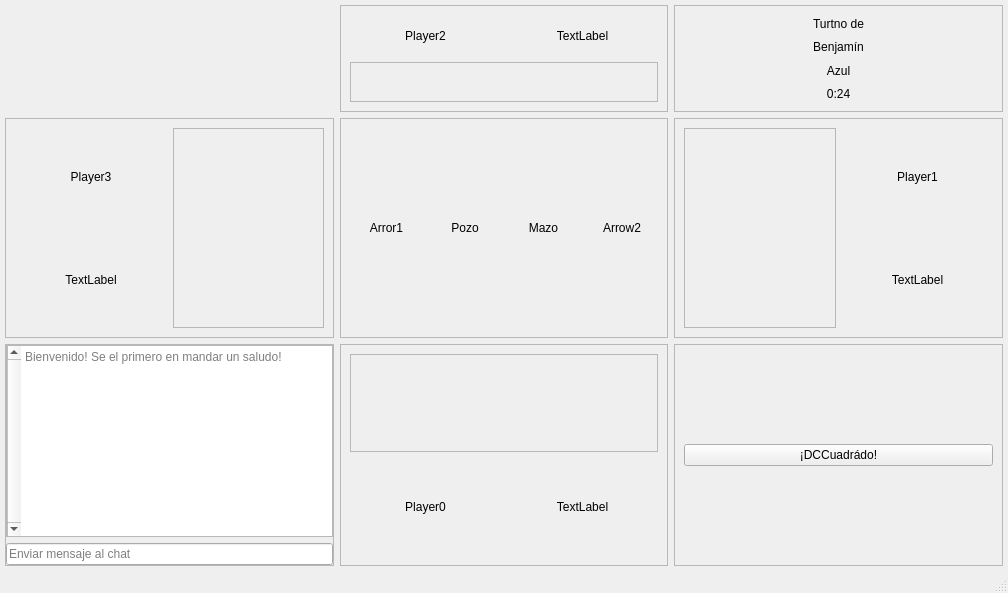
The window that Tareas/T03/client/frontend/game_window.ui (benjavicente/iic2233) describes before a commit, drawn with Qt 5.
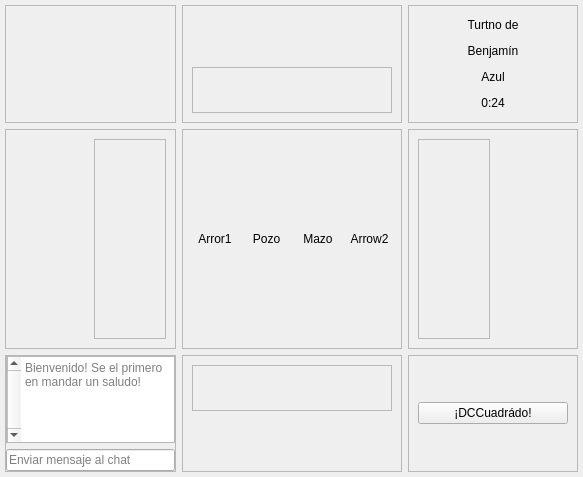
The same window after the commit. Icons and pictures are not drawn.

Patch:
```diff
--- a/Tareas/T03/client/frontend/game_window.ui
+++ b/Tareas/T03/client/frontend/game_window.ui
@@ -6,15 +6,18 @@
    <rect>
     <x>0</x>
     <y>0</y>
-    <width>1008</width>
-    <height>593</height>
+    <width>583</width>
+    <height>477</height>
    </rect>
   </property>
   <property name="windowTitle">
    <string>DCCuadrado</string>
   </property>
   <widget class="QWidget" name="MainWidget">
-   <layout class="QGridLayout" name="gridLayout">
+   <layout class="QGridLayout" name="gridLayout" rowstretch="1,1,1" columnstretch="1,1,1">
+    <property name="sizeConstraint">
+     <enum>QLayout::SetDefaultConstraint</enum>
+    </property>
     <property name="leftMargin">
      <number>5</number>
     </property>
@@ -27,7 +30,191 @@
     <property name="bottomMargin">
      <number>5</number>
     </property>
+    <item row="2" column="2">
+     <widget class="QFrame" name="ActionsFrame">
+      <property name="frameShape">
+       <enum>QFrame::StyledPanel</enum>
+      </property>
+      <property name="frameShadow">
+       <enum>QFrame::Raised</enum>
+      </property>
+      <layout class="QVBoxLayout" name="verticalLayout_5">
+       <item>
+        <widget class="QPushButton" name="ActionUNO">
+         <property name="text">
+          <string>¡DCCuadrádo!</string>
+         </property>
+        </widget>
+       </item>
+      </layout>
+     </widget>
+    </item>
+    <item row="1" column="0">
+     <widget class="QFrame" name="Player3Frame">
+      <property name="frameShape">
+       <enum>QFrame::StyledPanel</enum>
+      </property>
+      <property name="frameShadow">
+       <enum>QFrame::Raised</enum>
+      </property>
+      <layout class="QHBoxLayout" name="horizontalLayout">
+       <item>
+        <layout class="QVBoxLayout" name="Player3Info">
+         <item>
+          <widget class="QLabel" name="Player3Name">
+           <property name="styleSheet">
+            <string notr="true"/>
+           </property>
+           <property name="text">
+            <string/>
+           </property>
+           <property name="alignment">
+            <set>Qt::AlignCenter</set>
+           </property>
+          </widget>
+         </item>
+         <item>
+          <widget class="QLabel" name="Player3Photo">
+           <property name="text">
+            <string/>
+           </property>
+           <property name="alignment">
+            <set>Qt::AlignCenter</set>
+           </property>
+          </widget>
+         </item>
+        </layout>
+       </item>
+       <item>
+        <widget class="QFrame" name="Player3Cards">
+         <property name="minimumSize">
+          <size>
+           <width>20</width>
+           <height>200</height>
+          </size>
+         </property>
+         <property name="frameShape">
+          <enum>QFrame::StyledPanel</enum>
+         </property>
+         <property name="frameShadow">
+          <enum>QFrame::Raised</enum>
+         </property>
+         <layout class="QVBoxLayout" name="verticalLayout_6"/>
+        </widget>
+       </item>
+      </layout>
+     </widget>
+    </item>
     <item row="1" column="2">
+     <widget class="QFrame" name="Player1Frame">
+      <property name="frameShape">
+       <enum>QFrame::StyledPanel</enum>
+      </property>
+      <property name="frameShadow">
+       <enum>QFrame::Raised</enum>
+      </property>
+      <layout class="QHBoxLayout" name="horizontalLayout_6">
+       <item>
+        <widget class="QFrame" name="Player1Cards">
+         <property name="minimumSize">
+          <size>
+           <width>20</width>
+           <height>200</height>
+          </size>
+         </property>
+         <property name="frameShape">
+          <enum>QFrame::StyledPanel</enum>
+         </property>
+         <property name="frameShadow">
+          <enum>QFrame::Raised</enum>
+         </property>
+         <layout class="QVBoxLayout" name="verticalLayout_7"/>
+        </widget>
+       </item>
+       <item>
+        <layout class="QVBoxLayout" name="Player1Info">
+         <item>
+          <widget class="QLabel" name="Player1Name">
+           <property name="styleSheet">
+            <string notr="true"/>
+           </property>
+           <property name="text">
+            <string/>
+           </property>
+           <property name="alignment">
+            <set>Qt::AlignCenter</set>
+           </property>
+          </widget>
+         </item>
+         <item>
+          <widget class="QLabel" name="Player1Photo">
+           <property name="text">
+            <string/>
+           </property>
+           <property name="alignment">
+            <set>Qt::AlignCenter</set>
+           </property>
+          </widget>
+         </item>
+        </layout>
+       </item>
+      </layout>
+     </widget>
+    </item>
+    <item row="2" column="1">
+     <widget class="QFrame" name="Player0Frame">
+      <property name="frameShape">
+       <enum>QFrame::StyledPanel</enum>
+      </property>
+      <property name="frameShadow">
+       <enum>QFrame::Raised</enum>
+      </property>
+      <layout class="QVBoxLayout" name="verticalLayout_4">
+       <item>
+        <widget class="QFrame" name="Player0Cards">
+         <property name="minimumSize">
+          <size>
+           <width>200</width>
+           <height>20</height>
+          </size>
+         </property>
+         <property name="frameShape">
+          <enum>QFrame::StyledPanel</enum>
+         </property>
+         <property name="frameShadow">
+          <enum>QFrame::Raised</enum>
+         </property>
+         <layout class="QHBoxLayout" name="horizontalLayout_8"/>
+        </widget>
+       </item>
+       <item>
+        <layout class="QHBoxLayout" name="Player0Info">
+         <item>
+          <widget class="QLabel" name="Player0Name">
+           <property name="text">
+            <string/>
+           </property>
+           <property name="alignment">
+            <set>Qt::AlignCenter</set>
+           </property>
+          </widget>
+         </item>
+         <item>
+          <widget class="QLabel" name="Player0Photo">
+           <property name="text">
+            <string/>
+           </property>
+           <property name="alignment">
+            <set>Qt::AlignCenter</set>
+           </property>
+          </widget>
+         </item>
+        </layout>
+       </item>
+      </layout>
+     </widget>
+    </item>
+    <item row="1" column="1">
      <widget class="QFrame" name="Table">
       <property name="minimumSize">
        <size>
@@ -91,17 +278,41 @@
       </layout>
      </widget>
     </item>
-    <item row="2" column="2">
-     <widget class="QFrame" name="Player0Frame">
+    <item row="0" column="1">
+     <widget class="QFrame" name="Player2Frame">
       <property name="frameShape">
        <enum>QFrame::StyledPanel</enum>
       </property>
       <property name="frameShadow">
        <enum>QFrame::Raised</enum>
       </property>
-      <layout class="QVBoxLayout" name="verticalLayout_4">
+      <layout class="QVBoxLayout" name="verticalLayout_2">
        <item>
-        <widget class="QFrame" name="Player0Cards">
+        <layout class="QHBoxLayout" name="Player2Info">
+         <item>
+          <widget class="QLabel" name="Player2Name">
+           <property name="text">
+            <string/>
+           </property>
+           <property name="alignment">
+            <set>Qt::AlignCenter</set>
+           </property>
+          </widget>
+         </item>
+         <item>
+          <widget class="QLabel" name="Player2Photo">
+           <property name="text">
+            <string/>
+           </property>
+           <property name="alignment">
+            <set>Qt::AlignCenter</set>
+           </property>
+          </widget>
+         </item>
+        </layout>
+       </item>
+       <item>
+        <widget class="QFrame" name="Player2Cards">
          <property name="minimumSize">
           <size>
            <width>200</width>
@@ -114,139 +325,7 @@
          <property name="frameShadow">
           <enum>QFrame::Raised</enum>
          </property>
-         <layout class="QHBoxLayout" name="horizontalLayout_8"/>
-        </widget>
-       </item>
-       <item>
-        <layout class="QHBoxLayout" name="Player0Info">
-         <item>
-          <widget class="QLabel" name="Player0Name">
-           <property name="text">
-            <string>Player0</string>
-           </property>
-           <property name="alignment">
-            <set>Qt::AlignCenter</set>
-           </property>
-          </widget>
-         </item>
-         <item>
-          <widget class="QLabel" name="Player0Photo">
-           <property name="text">
-            <string>TextLabel</string>
-           </property>
-           <property name="alignment">
-            <set>Qt::AlignCenter</set>
-           </property>
-          </widget>
-         </item>
-        </layout>
-       </item>
-      </layout>
-     </widget>
-    </item>
-    <item row="1" column="3">
-     <widget class="QFrame" name="Player1Frame">
-      <property name="frameShape">
-       <enum>QFrame::StyledPanel</enum>
-      </property>
-      <property name="frameShadow">
-       <enum>QFrame::Raised</enum>
-      </property>
-      <layout class="QHBoxLayout" name="horizontalLayout_6">
-       <item>
-        <widget class="QFrame" name="Player1Cards">
-         <property name="minimumSize">
-          <size>
-           <width>20</width>
-           <height>200</height>
-          </size>
-         </property>
-         <property name="frameShape">
-          <enum>QFrame::StyledPanel</enum>
-         </property>
-         <property name="frameShadow">
-          <enum>QFrame::Raised</enum>
-         </property>
-         <layout class="QVBoxLayout" name="verticalLayout_7"/>
-        </widget>
-       </item>
-       <item>
-        <layout class="QVBoxLayout" name="Player1Info">
-         <item>
-          <widget class="QLabel" name="Player1Name">
-           <property name="styleSheet">
-            <string notr="true"/>
-           </property>
-           <property name="text">
-            <string>Player1</string>
-           </property>
-           <property name="alignment">
-            <set>Qt::AlignCenter</set>
-           </property>
-          </widget>
-         </item>
-         <item>
-          <widget class="QLabel" name="Player1Photo">
-           <property name="text">
-            <string>TextLabel</string>
-           </property>
-           <property name="alignment">
-            <set>Qt::AlignCenter</set>
-           </property>
-          </widget>
-         </item>
-        </layout>
-       </item>
-      </layout>
-     </widget>
-    </item>
-    <item row="0" column="3">
-     <widget class="QFrame" name="GameInfoFrame">
-      <property name="frameShape">
-       <enum>QFrame::StyledPanel</enum>
-      </property>
-      <property name="frameShadow">
-       <enum>QFrame::Raised</enum>
-      </property>
-      <layout class="QVBoxLayout" name="verticalLayout_3">
-       <item>
-        <widget class="QLabel" name="GameInfoTitle">
-         <property name="text">
-          <string>Turtno de</string>
-         </property>
-         <property name="alignment">
-          <set>Qt::AlignCenter</set>
-         </property>
-        </widget>
-       </item>
-       <item>
-        <widget class="QLabel" name="ActivePlayer">
-         <property name="text">
-          <string>Benjamín</string>
-         </property>
-         <property name="alignment">
-          <set>Qt::AlignCenter</set>
-         </property>
-        </widget>
-       </item>
-       <item>
-        <widget class="QLabel" name="ActiveColor">
-         <property name="text">
-          <string>Azul</string>
-         </property>
-         <property name="alignment">
-          <set>Qt::AlignCenter</set>
-         </property>
-        </widget>
-       </item>
-       <item>
-        <widget class="QLabel" name="ActiveTime">
-         <property name="text">
-          <string>0:24</string>
-         </property>
-         <property name="alignment">
-          <set>Qt::AlignCenter</set>
-         </property>
+         <layout class="QHBoxLayout" name="horizontalLayout_7"/>
         </widget>
        </item>
       </layout>
@@ -320,151 +399,93 @@
       </layout>
      </widget>
     </item>
-    <item row="2" column="3">
-     <widget class="QFrame" name="ActionsFrame">
-      <property name="frameShape">
-       <enum>QFrame::StyledPanel</enum>
-      </property>
-      <property name="frameShadow">
-       <enum>QFrame::Raised</enum>
-      </property>
-      <layout class="QVBoxLayout" name="verticalLayout_5">
-       <item>
-        <widget class="QPushButton" name="ActionUNO">
-         <property name="text">
-          <string>¡DCCuadrádo!</string>
-         </property>
-        </widget>
-       </item>
-      </layout>
-     </widget>
-    </item>
-    <item row="0" column="0" alignment="Qt::AlignHCenter">
-     <widget class="QLabel" name="Logo">
-      <property name="maximumSize">
-       <size>
-        <width>200</width>
-        <height>200</height>
-       </size>
-      </property>
-      <property name="text">
-       <string/>
-      </property>
-      <property name="pixmap">
-       <pixmap>logo.png</pixmap>
-      </property>
-      <property name="scaledContents">
-       <bool>true</bool>
-      </property>
-      <property name="alignment">
-       <set>Qt::AlignCenter</set>
-      </property>
-     </widget>
-    </item>
-    <item row="1" column="0">
-     <widget class="QFrame" name="Player3Frame">
-      <property name="frameShape">
-       <enum>QFrame::StyledPanel</enum>
-      </property>
-      <property name="frameShadow">
-       <enum>QFrame::Raised</enum>
-      </property>
-      <layout class="QHBoxLayout" name="horizontalLayout">
-       <item>
-        <layout class="QVBoxLayout" name="Player3Info">
-         <item>
-          <widget class="QLabel" name="Player3Name">
-           <property name="styleSheet">
-            <string notr="true"/>
-           </property>
-           <property name="text">
-            <string>Player3</string>
-           </property>
-           <property name="alignment">
-            <set>Qt::AlignCenter</set>
-           </property>
-          </widget>
-         </item>
-         <item>
-          <widget class="QLabel" name="Player3Photo">
-           <property name="text">
-            <string>TextLabel</string>
-           </property>
-           <property name="alignment">
-            <set>Qt::AlignCenter</set>
-           </property>
-          </widget>
-         </item>
-        </layout>
-       </item>
-       <item>
-        <widget class="QFrame" name="Player3Cards">
-         <property name="minimumSize">
-          <size>
-           <width>20</width>
-           <height>200</height>
-          </size>
-         </property>
-         <property name="frameShape">
-          <enum>QFrame::StyledPanel</enum>
-         </property>
-         <property name="frameShadow">
-          <enum>QFrame::Raised</enum>
-         </property>
-         <layout class="QVBoxLayout" name="verticalLayout_6"/>
-        </widget>
-       </item>
-      </layout>
-     </widget>
-    </item>
     <item row="0" column="2">
-     <widget class="QFrame" name="Player2Frame">
+     <widget class="QFrame" name="GameInfoFrame">
       <property name="frameShape">
        <enum>QFrame::StyledPanel</enum>
       </property>
       <property name="frameShadow">
        <enum>QFrame::Raised</enum>
       </property>
-      <layout class="QVBoxLayout" name="verticalLayout_2">
+      <layout class="QVBoxLayout" name="verticalLayout_3">
        <item>
-        <layout class="QHBoxLayout" name="Player2Info">
-         <item>
-          <widget class="QLabel" name="Player2Name">
-           <property name="text">
-            <string>Player2</string>
-           </property>
-           <property name="alignment">
-            <set>Qt::AlignCenter</set>
-           </property>
-          </widget>
-         </item>
-         <item>
-          <widget class="QLabel" name="Player2Photo">
-           <property name="text">
-            <string>TextLabel</string>
-           </property>
-           <property name="alignment">
-            <set>Qt::AlignCenter</set>
-           </property>
-          </widget>
-         </item>
-        </layout>
+        <widget class="QLabel" name="GameInfoTitle">
+         <property name="text">
+          <string>Turtno de</string>
+         </property>
+         <property name="alignment">
+          <set>Qt::AlignCenter</set>
+         </property>
+        </widget>
        </item>
        <item>
-        <widget class="QFrame" name="Player2Cards">
-         <property name="minimumSize">
+        <widget class="QLabel" name="ActivePlayer">
+         <property name="text">
+          <string>Benjamín</string>
+         </property>
+         <property name="alignment">
+          <set>Qt::AlignCenter</set>
+         </property>
+        </widget>
+       </item>
+       <item>
+        <widget class="QLabel" name="ActiveColor">
+         <property name="text">
+          <string>Azul</string>
+         </property>
+         <property name="alignment">
+          <set>Qt::AlignCenter</set>
+         </property>
+        </widget>
+       </item>
+       <item>
+        <widget class="QLabel" name="ActiveTime">
+         <property name="text">
+          <string>0:24</string>
+         </property>
+         <property name="alignment">
+          <set>Qt::AlignCenter</set>
+         </property>
+        </widget>
+       </item>
+      </layout>
+     </widget>
+    </item>
+    <item row="0" column="0">
+     <widget class="QFrame" name="LogoFrame">
+      <property name="frameShape">
+       <enum>QFrame::StyledPanel</enum>
+      </property>
+      <property name="frameShadow">
+       <enum>QFrame::Raised</enum>
+      </property>
+      <layout class="QGridLayout" name="gridLayout_2">
+       <item row="0" column="0">
+        <widget class="QLabel" name="Logo">
+         <property name="sizePolicy">
+          <sizepolicy hsizetype="Ignored" vsizetype="Ignored">
+           <horstretch>0</horstretch>
+           <verstretch>0</verstretch>
+          </sizepolicy>
+         </property>
+         <property name="maximumSize">
           <size>
-           <width>200</width>
-           <height>20</height>
+           <width>400</width>
+           <height>300</height>
           </size>
          </property>
-         <property name="frameShape">
-          <enum>QFrame::StyledPanel</enum>
+         <property name="text">
+          <string/>
          </property>
-         <property name="frameShadow">
-          <enum>QFrame::Raised</enum>
+         <property name="pixmap">
+          <pixmap>logo.png</pixmap>
          </property>
-         <layout class="QHBoxLayout" name="horizontalLayout_7"/>
+         <property name="scaledContents">
+          <bool>true</bool>
+         </property>
+         <property name="alignment">
+          <set>Qt::AlignCenter</set>
+         </property>
         </widget>
        </item>
       </layout>
@@ -472,7 +493,6 @@
     </item>
    </layout>
   </widget>
-  <widget class="QStatusBar" name="StatusBar"/>
  </widget>
  <tabstops>
   <tabstop>ChatInput</tabstop>
```
